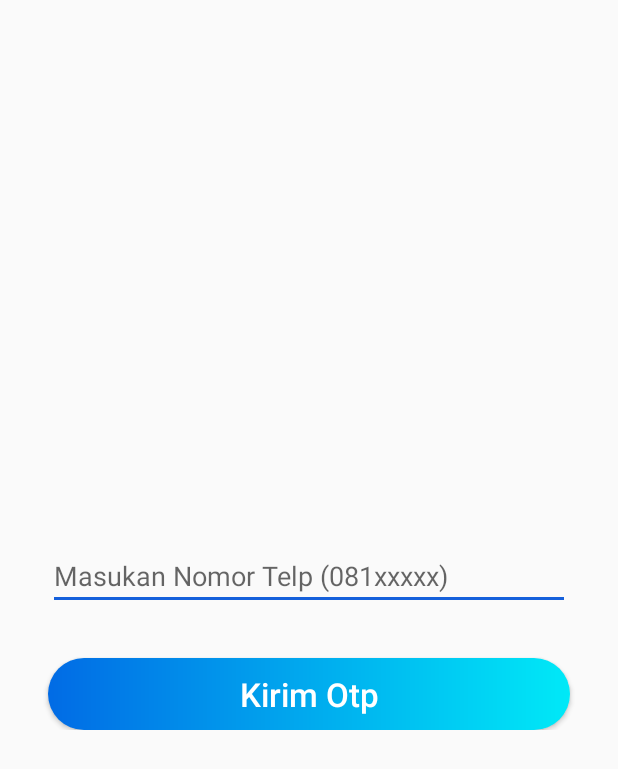
After one commit to jejechristianap/dumi_baru_2, an Android app: the OtpVerify screen opened directly, with no data from a screen before it, on a phone screen of 412 x 824 dp. The commit adds this screen. Shown: the top 769 px of the screen. Run offline under Robolectric (Android 15) with nearby library versions, the phone set to English and light mode, and no system bars; our stand-ins replace Firebase (no records; nobody signed in at launch, a user with empty details on screens opened directly).

Commit message:
OTP Implementation Succeeded

```diff
--- a/app/src/main/AndroidManifest.xml
+++ b/app/src/main/AndroidManifest.xml
@@ -12,6 +12,7 @@
         android:roundIcon="@mipmap/ic_launcher_round"
         android:supportsRtl="true"
         android:theme="@style/AppTheme">
+        <activity android:name=".OtpVerify"></activity>
         <activity android:name=".HalamanDepanActivity" />
         <activity
             android:name=".Splash"
@@ -26,8 +27,8 @@
         <activity android:name=".jenispinjaman.PinjamanKilatActivity" />
         <activity android:name=".LihatSemuaActivity" />
         <activity android:name=".DaftarActivity" />
-        <activity android:name=".MasukActivity"/>
-        <activity android:name=".MainActivity"></activity>
+        <activity android:name=".MasukActivity" />
+        <activity android:name=".MainActivity" />
     </application>
 
 </manifest>
--- /dev/null
+++ b/app/src/main/java/com/fidac/dumi/OtpVerify.java
@@ -0,0 +1,171 @@
+package com.fidac.dumi;
+
+import androidx.annotation.NonNull;
+import androidx.appcompat.app.AppCompatActivity;
+
+import android.content.Intent;
+import android.os.Bundle;
+import android.text.TextUtils;
+import android.view.View;
+import android.widget.Button;
+import android.widget.EditText;
+import android.widget.LinearLayout;
+import android.widget.Toast;
+
+import com.google.android.gms.tasks.OnCompleteListener;
+import com.google.android.gms.tasks.Task;
+import com.google.android.gms.tasks.TaskExecutors;
+import com.google.firebase.FirebaseException;
+import com.google.firebase.auth.AuthResult;
+import com.google.firebase.auth.FirebaseAuth;
+import com.google.firebase.auth.FirebaseAuthInvalidCredentialsException;
+import com.google.firebase.auth.PhoneAuthCredential;
+import com.google.firebase.auth.PhoneAuthProvider;
+
+import java.util.concurrent.TimeUnit;
+
+public class OtpVerify extends AppCompatActivity {
+
+    private EditText kodeEt;
+    private EditText nomorTelpEt;
+    private Button kirimOtpButton;
+    private Button verifikasiButton;
+    private String nomorTelp;
+    private String kodeOtp;
+
+    private LinearLayout noTelpLl;
+    private LinearLayout verifikasiKodeLl;
+
+    private FirebaseAuth mAuth;
+    private String mVerifikasiId;
+
+    @Override
+    protected void onCreate(Bundle savedInstanceState) {
+        super.onCreate(savedInstanceState);
+        setContentView(R.layout.activity_otp_verify);
+
+        mAuth = FirebaseAuth.getInstance();
+
+        kodeEt = findViewById(R.id.kodeOtp);
+
+        nomorTelpEt = findViewById(R.id.daftar_no_telp_et);
+
+        noTelpLl = findViewById(R.id.nomor_telp);
+        verifikasiKodeLl = findViewById(R.id.verifikasi_kode);
+
+
+        kirimOtpButton = findViewById(R.id.kirim_kode_otp_button);
+        kirimOtpButton.setOnClickListener(new View.OnClickListener() {
+            @Override
+            public void onClick(View v) {
+                nomorTelp = nomorTelpEt.getText().toString();
+                if(TextUtils.isEmpty(nomorTelp)){
+                    nomorTelpEt.setError("Kolom ini tidak boleh kosong..");
+                } else if(nomorTelp.length() < 9 || nomorTelp.length() > 12){
+                    nomorTelpEt.setError("Nomor tidak valid");
+                } else {
+                    nomorTelpEt.setError(null);
+                    sendVerificationCode(nomorTelp);
+                    noTelpLl.setVisibility(View.GONE);
+                    verifikasiKodeLl.setVisibility(View.VISIBLE);
+                    return;
+                }
+
+            }
+        });
+
+        verifikasiButton = findViewById(R.id.verifikasi_button);
+        verifikasiButton.setOnClickListener(new View.OnClickListener() {
+            @Override
+            public void onClick(View v) {
+                kodeOtp = kodeEt.getText().toString();
+                if(TextUtils.isEmpty(kodeOtp)){
+                    kodeEt.setError("Kolom ini tidak boleh kosong..");
+                } else {
+                    kodeEt.setError(null);
+                    verifyVerificationCode(kodeOtp);
+                    noTelpLl.setVisibility(View.VISIBLE);
+                    verifikasiKodeLl.setVisibility(View.GONE);
+                    return;
+                }
+
+            }
+        });
+    }
+
+    private void sendVerificationCode(String no) {
+        PhoneAuthProvider.getInstance().verifyPhoneNumber(
+                "+62" + nomorTelp,
+                60,
+                TimeUnit.SECONDS,
+                TaskExecutors.MAIN_THREAD,
+                mCallbacks);
+    }
+
+    private PhoneAuthProvider.OnVerificationStateChangedCallbacks mCallbacks = new PhoneAuthProvider.OnVerificationStateChangedCallbacks() {
+        @Override
+        public void onVerificationCompleted(PhoneAuthCredential phoneAuthCredential) {
+
+            //Getting the code sent by SMS
+            String code = phoneAuthCredential.getSmsCode();
+
+            //sometime the code is not detected automatically
+            //in this case the code will be null
+            //so user has to manually enter the code
+            if (code != null) {
+                kodeEt.setText(code);
+                //verifying the code
+                verifyVerificationCode(code);
+            }
+        }
+
+        @Override
+        public void onVerificationFailed(FirebaseException e) {
+            Toast.makeText(OtpVerify.this, e.getMessage(), Toast.LENGTH_LONG).show();
+        }
+
+        @Override
+        public void onCodeSent(String s, PhoneAuthProvider.ForceResendingToken forceResendingToken) {
+            super.onCodeSent(s, forceResendingToken);
+
+            //storing the verification id that is sent to the user
+            mVerifikasiId = s;
+        }
+    };
+
+    private void verifyVerificationCode(String code) {
+        //creating the credential
+        PhoneAuthCredential credential = PhoneAuthProvider.getCredential(mVerifikasiId, code);
+
+        //signing the user
+        signInWithPhoneAuthCredential(credential);
+    }
+
+    private void signInWithPhoneAuthCredential(PhoneAuthCredential credential) {
+        mAuth.signInWithCredential(credential)
+                .addOnCompleteListener(OtpVerify.this, new OnCompleteListener<AuthResult>() {
+                    @Override
+                    public void onComplete(@NonNull Task<AuthResult> task) {
+                        if (task.isSuccessful()) {
+                            //verification successful we will start the profile activity
+                            Intent intent = new Intent(OtpVerify.this, MainActivity.class);
+                            intent.setFlags(Intent.FLAG_ACTIVITY_NEW_TASK | Intent.FLAG_ACTIVITY_CLEAR_TASK);
+                            startActivity(intent);
+
+                        } else {
+
+                            //verification unsuccessful.. display an error message
+
+                            String message = "Terjadi kesalahan mohon mencoba lagi";
+                            Toast.makeText(OtpVerify.this, message, Toast.LENGTH_SHORT).show();
+                            if (task.getException() instanceof FirebaseAuthInvalidCredentialsException) {
+                                message = "Kode tidak valid";
+                                Toast.makeText(OtpVerify.this, message, Toast.LENGTH_SHORT).show();
+                            }
+
+
+                        }
+                    }
+                });
+    }
+}
--- /dev/null
+++ b/app/src/main/res/layout/activity_otp_verify.xml
@@ -0,0 +1,78 @@
+<?xml version="1.0" encoding="utf-8"?>
+<LinearLayout xmlns:android="http://schemas.android.com/apk/res/android"
+    xmlns:app="http://schemas.android.com/apk/res-auto"
+    xmlns:tools="http://schemas.android.com/tools"
+    android:orientation="vertical"
+    android:gravity="center"
+    android:layout_width="match_parent"
+    android:layout_height="match_parent"
+    tools:context=".OtpVerify">
+
+    <LinearLayout
+        android:id="@+id/nomor_telp"
+        android:visibility="visible"
+        android:orientation="vertical"
+        android:layout_width="match_parent"
+        android:layout_height="wrap_content">
+        <EditText
+            android:id="@+id/daftar_no_telp_et"
+            android:layout_width="match_parent"
+            android:layout_height="wrap_content"
+            android:layout_marginStart="32dp"
+            android:layout_marginTop="24dp"
+            android:layout_marginEnd="32dp"
+            android:layout_marginBottom="32dp"
+            android:autofillHints=""
+            android:backgroundTint="#1560DB"
+            android:ems="10"
+            android:hint="@string/masukan_no_telp"
+            android:inputType="number"/>
+        <Button
+            android:layout_width="match_parent"
+            android:layout_height="wrap_content"
+            android:layout_marginStart="32dp"
+            android:layout_marginEnd="32dp"
+            android:background="@drawable/button_design_login_register"
+            android:textColor="@android:color/white"
+            android:textAllCaps="false"
+            android:textSize="22sp"
+            android:id="@+id/kirim_kode_otp_button"
+            android:text="@string/kirim_otp"/>
+    </LinearLayout>
+
+
+
+    <LinearLayout
+        android:id="@+id/verifikasi_kode"
+        android:visibility="gone"
+        android:orientation="vertical"
+        android:layout_width="match_parent"
+        android:layout_height="wrap_content">
+
+        <EditText
+            android:layout_width="match_parent"
+            android:layout_height="wrap_content"
+            android:layout_marginStart="32dp"
+            android:layout_marginEnd="32dp"
+            android:layout_marginBottom="32dp"
+            android:hint="@string/masukan_kode"
+            android:inputType="number"
+            android:id="@+id/kodeOtp"/>
+
+        <Button
+            android:layout_width="match_parent"
+            android:layout_height="wrap_content"
+            android:layout_marginStart="32dp"
+            android:layout_marginEnd="32dp"
+            android:background="@drawable/button_design_login_register"
+            android:textColor="@android:color/white"
+            android:textAllCaps="false"
+            android:textSize="22sp"
+            android:id="@+id/verifikasi_button"
+            android:text="@string/verifikasi"/>
+    </LinearLayout>
+
+
+
+
+</LinearLayout>
--- /dev/null
+++ b/app/src/main/res/layout/progress_bar.xml
@@ -0,0 +1,6 @@
+<?xml version="1.0" encoding="utf-8"?>
+<androidx.constraintlayout.widget.ConstraintLayout
+    xmlns:android="http://schemas.android.com/apk/res/android" android:layout_width="match_parent"
+    android:layout_height="match_parent">
+
+</androidx.constraintlayout.widget.ConstraintLayout>
--- a/app/src/main/res/values/strings.xml
+++ b/app/src/main/res/values/strings.xml
@@ -100,5 +100,8 @@
     <string name="password">Masukan Password</string>
     <string name="selamat_datang">Selamat datang kembali!</string>
     <string name="masukan_no_telp">Masukan Nomor Telp (081xxxxx)</string>
+    <string name="masukan_kode">Masukan Kode Verifikasi</string>
+    <string name="verifikasi">Verifikasi</string>
+    <string name="kirim_otp">Kirim Otp</string>
 
 </resources>
```
Also changed, not shown: app/src/main/java/com/fidac/dumi/DaftarActivity.java (+19 -4 lines), app/src/main/res/layout/activity_daftar.xml (+1 -12 lines).
